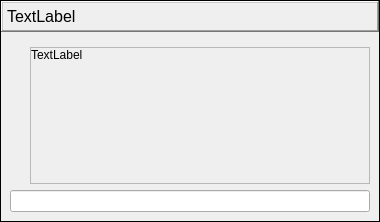
Above: ui/input_dialog.ui from TheCodingJsoftware/Invigo before the change. Below: the same form after it.
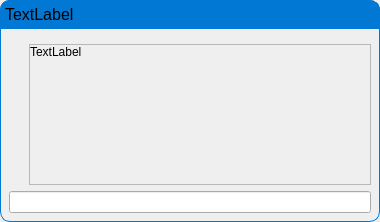
That is the form after the change.

```diff
--- a/ui/input_dialog.ui
+++ b/ui/input_dialog.ui
@@ -30,7 +30,7 @@
     <number>0</number>
    </property>
    <item>
-    <widget class="QFrame" name="frame">
+    <widget class="QWidget" name="widget" native="true">
      <property name="contextMenuPolicy">
       <enum>Qt::ActionsContextMenu</enum>
      </property>
@@ -38,10 +38,13 @@
       <bool>false</bool>
      </property>
      <property name="styleSheet">
-      <string notr="true"/>
-     </property>
-     <property name="frameShape">
-      <enum>QFrame::Box</enum>
+      <string notr="true">QWidget#widget{
+	border-top-left-radius:10px;
+	border-bottom-left-radius:10px;
+	border-top-right-radius:10px;
+	border-bottom-right-radius:10px;
+	border: 1px solid  rgb(0,120,212);;
+}</string>
      </property>
      <layout class="QVBoxLayout" name="verticalLayout_3" stretch="0,0">
       <property name="leftMargin">
@@ -69,11 +72,18 @@
           <pointsize>12</pointsize>
          </font>
         </property>
+        <property name="styleSheet">
+         <string notr="true">background-color: rgb(0,120,212);
+border-top-left-radius:10px;
+border-top-right-radius:10px;
+border: 1px solid  rgb(0,120,212);
+</string>
+        </property>
         <property name="frameShape">
-         <enum>QFrame::WinPanel</enum>
+         <enum>QFrame::Box</enum>
         </property>
         <property name="frameShadow">
-         <enum>QFrame::Raised</enum>
+         <enum>QFrame::Sunken</enum>
         </property>
         <property name="text">
          <string>TextLabel</string>
@@ -136,8 +146,8 @@
               <rect>
                <x>0</x>
                <y>0</y>
-               <width>328</width>
-               <height>127</height>
+               <width>330</width>
+               <height>131</height>
               </rect>
              </property>
              <layout class="QVBoxLayout" name="verticalLayout_4">
```
